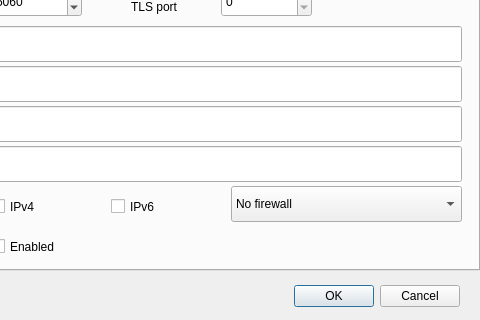
First picture: the form in tqtsettings.ui, repository TheLord45/tpanel, before the edit; both pictures show x 151 to 631 and y 90 to 410 of the 631 by 410 pixel window.
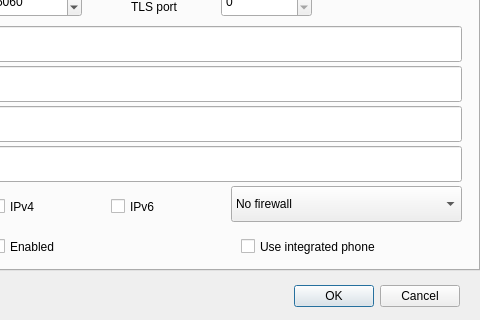
Second picture: the form after the edit. The open tabs and pages were chosen to show the change. Icons and pictures are not drawn.

Commit message: Adds Added a new phone dialog to have an integrated small phone. Adds a new checkbox to settings to enable an automatic internal phone.

```diff
--- a/tqtsettings.ui
+++ b/tqtsettings.ui
@@ -1266,6 +1266,22 @@
       </property>
      </item>
     </widget>
+    <widget class="QCheckBox" name="checkBox_SIPenabled_2">
+     <property name="geometry">
+      <rect>
+       <x>390</x>
+       <y>300</y>
+       <width>201</width>
+       <height>21</height>
+      </rect>
+     </property>
+     <property name="toolTip">
+      <string>&lt;html&gt;&lt;head/&gt;&lt;body&gt;&lt;p&gt;If this is checked, the SIP settings are activated.&lt;/p&gt;&lt;/body&gt;&lt;/html&gt;</string>
+     </property>
+     <property name="text">
+      <string>Use integrated phone</string>
+     </property>
+    </widget>
    </widget>
    <widget class="QWidget" name="tabView">
     <attribute name="title">
```
The commit also changes 13 other files.
